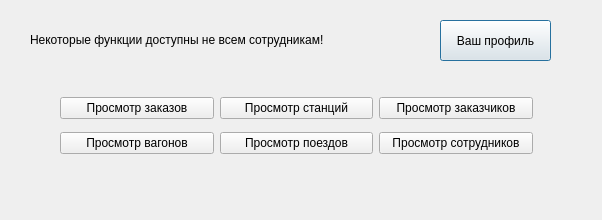
Before: the Qt Designer form src/project/mainselects.ui in Edeotena/bd_4rd_sem_course_work, drawn with Qt 5.
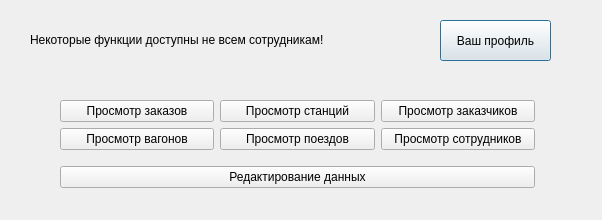
After: the same form once the commit is applied.

Patch:
```diff
--- a/src/project/mainselects.ui
+++ b/src/project/mainselects.ui
@@ -44,10 +44,12 @@
     <rect>
      <x>60</x>
      <y>90</y>
-     <width>473</width>
-     <height>71</height>
+     <width>475</width>
+     <height>109</height>
     </rect>
    </property>
+   <layout class="QVBoxLayout" name="verticalLayout_2">
+    <item>
    <layout class="QVBoxLayout" name="verticalLayout">
     <item>
      <layout class="QHBoxLayout" name="horizontalLayout">
@@ -98,6 +100,15 @@
        </widget>
       </item>
      </layout>
+      </item>
+     </layout>
+    </item>
+    <item>
+     <widget class="QPushButton" name="pushButton">
+      <property name="text">
+       <string>Редактирование данных</string>
+      </property>
+     </widget>
     </item>
    </layout>
   </widget>
```
Lines whose indentation alone changed are shown as unchanged.
